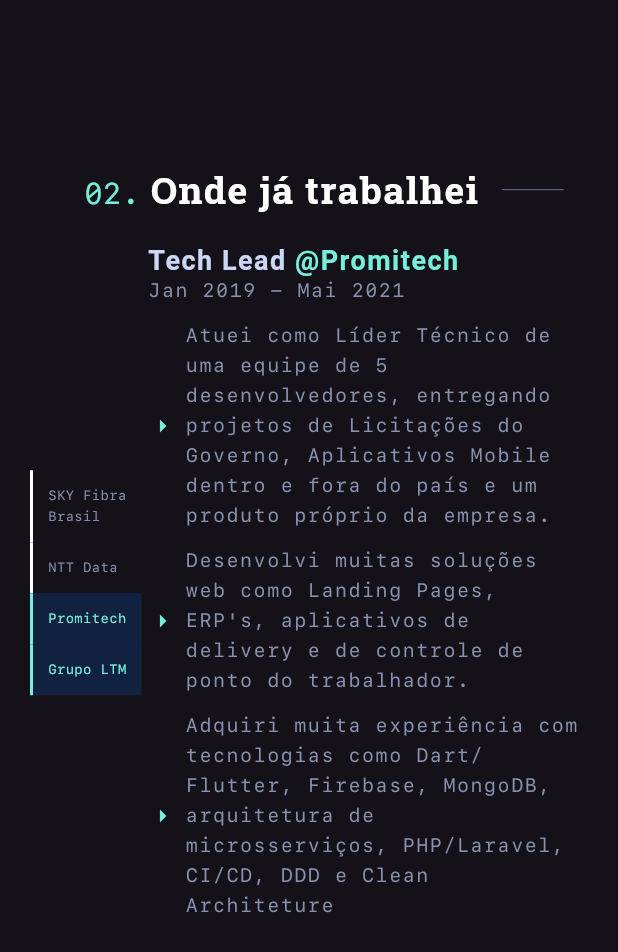
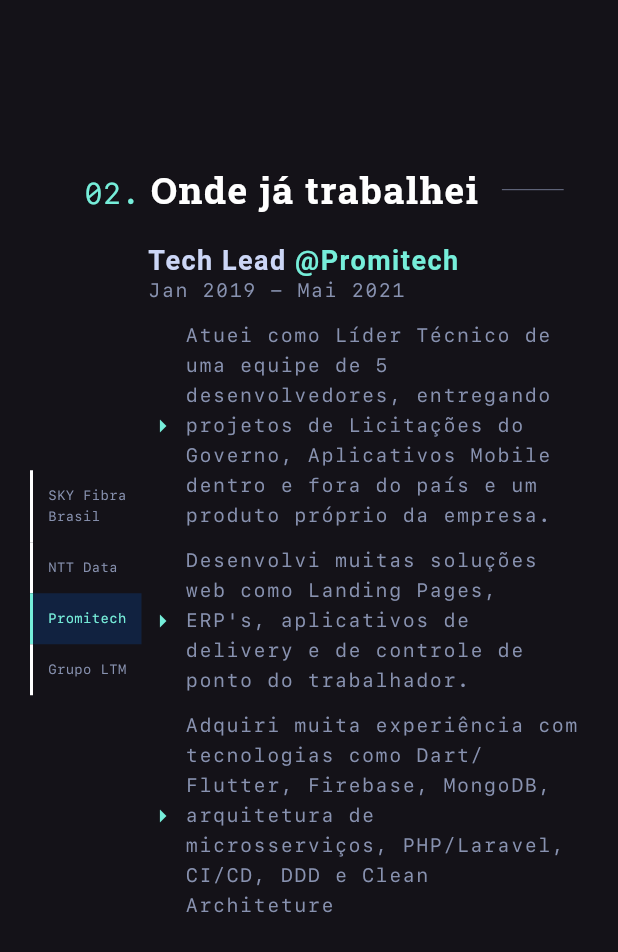
Before and after one commit to karamba121/portfolio, a Flutter app: the ExperienceMob widget shown alone on an empty page, opened directly, after a tap on "NTT Data", after a tap on "Promitech", on a phone screen of 412 x 824 dp. Shown: the top 952 px of the screen. Run offline on Flutter 3.47's test engine with Material 3 defaults, Android fonts, the light colour scheme and no system bars; our stand-ins replace animated_text_kit, flutter_riverpod, flutter_svg, google_fonts, scroll_to_index.

Commit message:
add new info

```diff
--- a/lib/view/experience/experience_mobile.dart
+++ b/lib/view/experience/experience_mobile.dart
@@ -547,19 +547,19 @@
                           child: Container(
                             padding: const EdgeInsets.all(10.0),
                             decoration: BoxDecoration(
-                                color: data == 2
+                                color: data == 3
                                     ? AppColors().cardColor
                                     : Colors.transparent,
                                 border: Border(
                                     left: BorderSide(
-                                        color: data == 2
+                                        color: data == 3
                                             ? AppColors().neonColor
                                             : Colors.white,
                                         width: 2))),
                             child: Text(
                               'Grupo LTM',
                               style: TextStyle(
-                                  color: data == 2
+                                  color: data == 3
                                       ? AppColors().neonColor
                                       : AppColors().textLight,
                                   height: 1.5,
--- a/lib/view/experience/experience_tab.dart
+++ b/lib/view/experience/experience_tab.dart
@@ -519,19 +519,19 @@
                           child: Container(
                             padding: const EdgeInsets.all(10.0),
                             decoration: BoxDecoration(
-                                color: data == 2
+                                color: data == 3
                                     ? AppColors().cardColor
                                     : Colors.transparent,
                                 border: Border(
                                     left: BorderSide(
-                                        color: data == 2
+                                        color: data == 3
                                             ? AppColors().neonColor
                                             : Colors.white,
                                         width: 2))),
                             child: Text(
                               'Grupo LTM',
                               style: TextStyle(
-                                  color: data == 2
+                                  color: data == 3
                                       ? AppColors().neonColor
                                       : AppColors().textLight,
                                   letterSpacing: 1,
```
Also changed, not shown: 1 other file.
